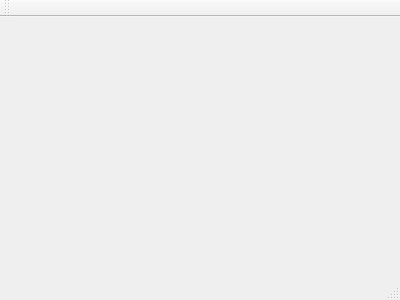
Old version of the form Lab01/mainwindow.ui in the repository YAXo-O/Software-Engeneering.
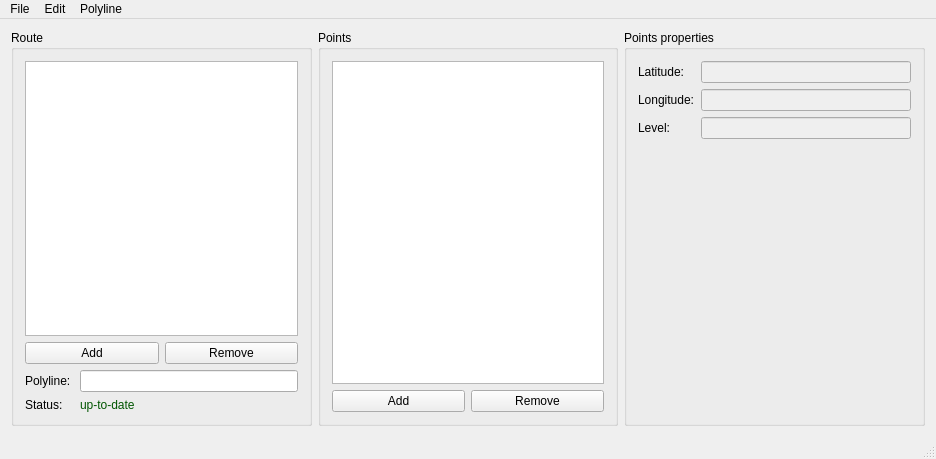
New version of the form.

Commit message: List replaced with table

Patch:
```diff
--- a/Lab01/mainwindow.ui
+++ b/Lab01/mainwindow.ui
@@ -1,24 +1,240 @@
 <ui version="4.0">
  <class>MainWindow</class>
- <widget class="QMainWindow" name="MainWindow" >
-  <property name="geometry" >
+ <widget class="QMainWindow" name="MainWindow">
+  <property name="geometry">
    <rect>
     <x>0</x>
     <y>0</y>
-    <width>400</width>
-    <height>300</height>
+    <width>936</width>
+    <height>459</height>
    </rect>
   </property>
   <property name="windowTitle" >
    <string>MainWindow</string>
   </property>
-  <widget class="QMenuBar" name="menuBar" />
-  <widget class="QToolBar" name="mainToolBar" />
-  <widget class="QWidget" name="centralWidget" />
-  <widget class="QStatusBar" name="statusBar" />
+  <widget class="QWidget" name="centralWidget">
+   <layout class="QHBoxLayout" name="horizontalLayout">
+    <item>
+     <widget class="QGroupBox" name="routeGroup">
+      <property name="title">
+       <string>Route</string>
+      </property>
+      <layout class="QVBoxLayout" name="verticalLayout">
+       <item>
+        <widget class="QTableView" name="routeTableView"/>
+       </item>
+       <item>
+        <layout class="QHBoxLayout" name="routesActionsLayout">
+         <item>
+          <widget class="QPushButton" name="addRoutePushButton">
+           <property name="text">
+            <string>Add</string>
+           </property>
+          </widget>
+         </item>
+         <item>
+          <widget class="QPushButton" name="removeRoutePushButton">
+           <property name="text">
+            <string>Remove</string>
+           </property>
+          </widget>
+         </item>
+        </layout>
+       </item>
+       <item>
+        <layout class="QGridLayout" name="gridLayout">
+         <item row="0" column="0">
+          <widget class="QLabel" name="polylineLabel">
+           <property name="text">
+            <string>Polyline: </string>
+           </property>
+          </widget>
+         </item>
+         <item row="1" column="0">
+          <widget class="QLabel" name="statusLabel">
+           <property name="text">
+            <string>Status: </string>
+           </property>
+          </widget>
+         </item>
+         <item row="1" column="1">
+          <widget class="QLabel" name="currentStatusLabel">
+           <property name="text">
+            <string>&lt;html&gt;&lt;head/&gt;&lt;body&gt;&lt;p&gt;&lt;span style=&quot; color:#005500;&quot;&gt;up-to-date&lt;/span&gt;&lt;/p&gt;&lt;/body&gt;&lt;/html&gt;</string>
+           </property>
+          </widget>
+         </item>
+         <item row="0" column="1">
+          <widget class="QLineEdit" name="polylineLineEdit">
+           <property name="enabled">
+            <bool>true</bool>
+           </property>
+           <property name="readOnly">
+            <bool>true</bool>
+           </property>
+          </widget>
+         </item>
+        </layout>
+       </item>
+      </layout>
+     </widget>
+    </item>
+    <item>
+     <widget class="QGroupBox" name="pointsGroup">
+      <property name="title">
+       <string>Points</string>
+      </property>
+      <layout class="QVBoxLayout" name="verticalLayout_2">
+       <item>
+        <widget class="QTableView" name="pointTableView"/>
+       </item>
+       <item>
+        <layout class="QHBoxLayout" name="pointsActionsLayout">
+         <item>
+          <widget class="QPushButton" name="addPointPushButton">
+           <property name="text">
+            <string>Add</string>
+           </property>
+          </widget>
+         </item>
+         <item>
+          <widget class="QPushButton" name="removePointPushButton">
+           <property name="text">
+            <string>Remove</string>
+           </property>
+          </widget>
+         </item>
+        </layout>
+       </item>
+      </layout>
+     </widget>
+    </item>
+    <item>
+     <widget class="QGroupBox" name="pointsPropertiesBox">
+      <property name="title">
+       <string>Points properties</string>
+      </property>
+      <layout class="QFormLayout" name="formLayout">
+       <item row="0" column="0">
+        <widget class="QLabel" name="latitudeLabel">
+         <property name="text">
+          <string>Latitude: </string>
+         </property>
+        </widget>
+       </item>
+       <item row="1" column="0">
+        <widget class="QLabel" name="longitudeLabel">
+         <property name="text">
+          <string>Longitude:</string>
+         </property>
+        </widget>
+       </item>
+       <item row="2" column="0">
+        <widget class="QLabel" name="levelLabel">
+         <property name="text">
+          <string>Level: </string>
+         </property>
+        </widget>
+       </item>
+       <item row="0" column="1">
+        <widget class="QLineEdit" name="latitudeLineEdit">
+         <property name="enabled">
+          <bool>false</bool>
+         </property>
+        </widget>
+       </item>
+       <item row="1" column="1">
+        <widget class="QLineEdit" name="longitudeLineEdit">
+         <property name="enabled">
+          <bool>false</bool>
+         </property>
+        </widget>
+       </item>
+       <item row="2" column="1">
+        <widget class="QLineEdit" name="levelLineEdit">
+         <property name="enabled">
+          <bool>false</bool>
+         </property>
+        </widget>
+       </item>
+      </layout>
+     </widget>
+    </item>
+   </layout>
+  </widget>
+  <widget class="QMenuBar" name="menuBar">
+   <property name="geometry">
+    <rect>
+     <x>0</x>
+     <y>0</y>
+     <width>936</width>
+     <height>25</height>
+    </rect>
+   </property>
+   <widget class="QMenu" name="menuFile">
+    <property name="title">
+     <string>File</string>
+    </property>
+    <addaction name="actionLoad"/>
+    <addaction name="actionExport"/>
+    <addaction name="actionReset"/>
+   </widget>
+   <widget class="QMenu" name="menuEdit">
+    <property name="title">
+     <string>Edit</string>
+    </property>
+    <addaction name="actionUndo"/>
+    <addaction name="actionRedo"/>
+   </widget>
+   <widget class="QMenu" name="menuPolyline">
+    <property name="title">
+     <string>Polyline</string>
+    </property>
+    <addaction name="actionCreateRoute"/>
+    <addaction name="actionUpdatePolyline"/>
+   </widget>
+   <addaction name="menuFile"/>
+   <addaction name="menuEdit"/>
+   <addaction name="menuPolyline"/>
+  </widget>
+  <widget class="QStatusBar" name="statusBar"/>
+  <action name="actionLoad">
+   <property name="text">
+    <string>Import</string>
+   </property>
+  </action>
+  <action name="actionUndo">
+   <property name="text">
+    <string>Undo</string>
+   </property>
+  </action>
+  <action name="actionRedo">
+   <property name="text">
+    <string>Redo</string>
+   </property>
+  </action>
+  <action name="actionExport">
+   <property name="text">
+    <string>Export</string>
+   </property>
+  </action>
+  <action name="actionReset">
+   <property name="text">
+    <string>Reset</string>
+   </property>
+  </action>
+  <action name="actionCreateRoute">
+   <property name="text">
+    <string>Create route</string>
+   </property>
+  </action>
+  <action name="actionUpdatePolyline">
+   <property name="text">
+    <string>Update polyline</string>
+   </property>
+  </action>
  </widget>
- <layoutDefault spacing="6" margin="11" />
- <pixmapfunction></pixmapfunction>
+ <layoutdefault spacing="6" margin="11"/>
  <resources/>
  <connections/>
 </ui>
```
Left out of the diff: 5 changed lines with no effect on the pictures. The commit also changes 5 other files.
